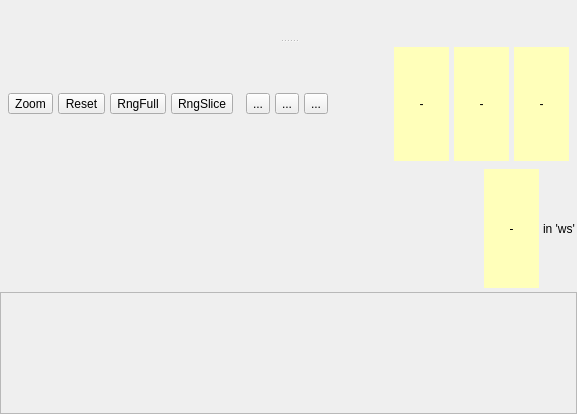
Above: Code/Mantid/MantidQt/SliceViewer/inc/MantidQtSliceViewer/SliceViewer.ui from mantidproject/mantid before the change. Below: the same form after it.
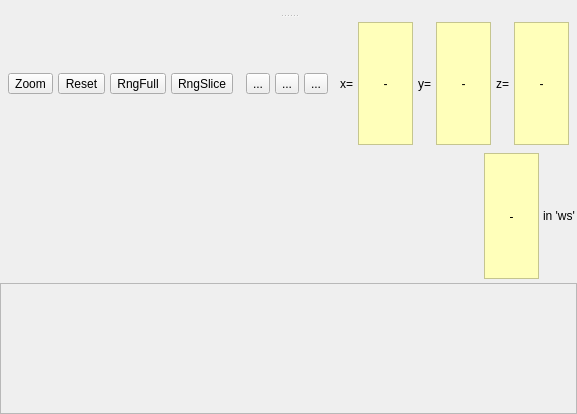
That is the form after the change. Icons and pictures are not drawn.

Commit message: Re #4792 Fixed labels of range selector

The edit to the form file:
```diff
--- a/Code/Mantid/MantidQt/SliceViewer/inc/MantidQtSliceViewer/SliceViewer.ui
+++ b/Code/Mantid/MantidQt/SliceViewer/inc/MantidQtSliceViewer/SliceViewer.ui
@@ -48,13 +48,13 @@
       </property>
       <layout class="QVBoxLayout" name="verticalLayoutControls">
        <property name="spacing">
-        <number>2</number>
+        <number>0</number>
        </property>
        <property name="sizeConstraint">
         <enum>QLayout::SetMinimumSize</enum>
        </property>
        <property name="margin">
-        <number>2</number>
+        <number>0</number>
        </property>
       </layout>
      </widget>
@@ -272,6 +272,13 @@
             </property>
            </spacer>
           </item>
+          <item>
+           <widget class="QLabel" name="label">
+            <property name="text">
+             <string>x=</string>
+            </property>
+           </widget>
+          </item>
           <item>
            <widget class="QLabel" name="lblInfoX">
             <property name="minimumSize">
@@ -292,6 +299,9 @@
  color : black; 
 }</string>
             </property>
+            <property name="frameShape">
+             <enum>QFrame::StyledPanel</enum>
+            </property>
             <property name="text">
              <string>-</string>
             </property>
@@ -300,6 +310,13 @@
             </property>
            </widget>
           </item>
+          <item>
+           <widget class="QLabel" name="label_2">
+            <property name="text">
+             <string>y=</string>
+            </property>
+           </widget>
+          </item>
           <item>
            <widget class="QLabel" name="lblInfoY">
             <property name="minimumSize">
@@ -320,6 +337,9 @@
  color : black; 
 }</string>
             </property>
+            <property name="frameShape">
+             <enum>QFrame::StyledPanel</enum>
+            </property>
             <property name="text">
              <string>-</string>
             </property>
@@ -328,6 +348,13 @@
             </property>
            </widget>
           </item>
+          <item>
+           <widget class="QLabel" name="label_3">
+            <property name="text">
+             <string>z=</string>
+            </property>
+           </widget>
+          </item>
           <item>
            <widget class="QLabel" name="lblInfoSignal">
             <property name="minimumSize">
@@ -348,6 +375,9 @@
  color : black; 
 }</string>
             </property>
+            <property name="frameShape">
+             <enum>QFrame::StyledPanel</enum>
+            </property>
             <property name="text">
              <string>-</string>
             </property>
@@ -412,6 +442,9 @@
  color : black; 
 }</string>
             </property>
+            <property name="frameShape">
+             <enum>QFrame::StyledPanel</enum>
+            </property>
             <property name="text">
              <string>-</string>
             </property>
```
The commit also changes 4 other files.
